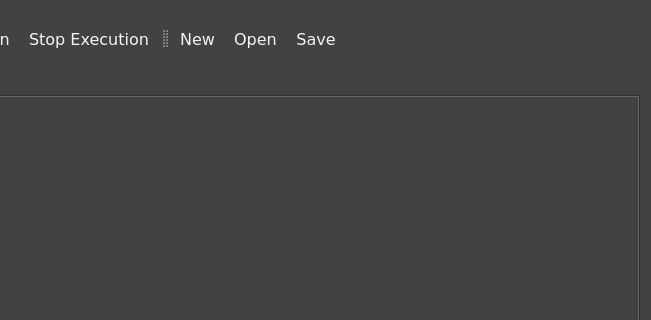
jozefmery/BlockEditor, file BlockEditor/MainWindow.ui: the form before one commit; both pictures show x 283 to 934 and y 0 to 320 of the 934 by 756 pixel window.
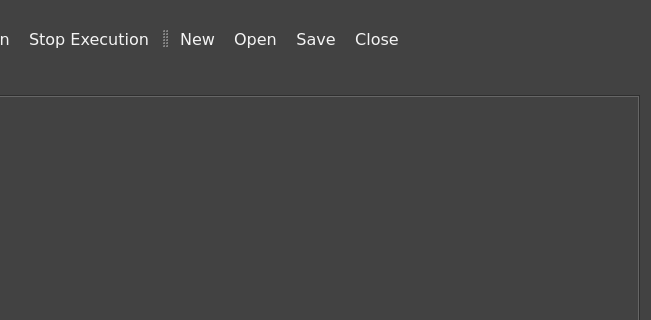
The form after the commit. Icons and pictures are not drawn.

Commit message: finished all actions except save

Patch:
```diff
--- a/BlockEditor/MainWindow.ui
+++ b/BlockEditor/MainWindow.ui
@@ -257,6 +257,7 @@
    <addaction name="actionNew"/>
    <addaction name="actionOpen"/>
    <addaction name="actionSave"/>
+   <addaction name="actionClose"/>
   </widget>
   <action name="actionNew">
    <property name="icon">
```
Left out of the diff: 4 changed lines with no effect on the pictures. The commit also changes 9 other files.
